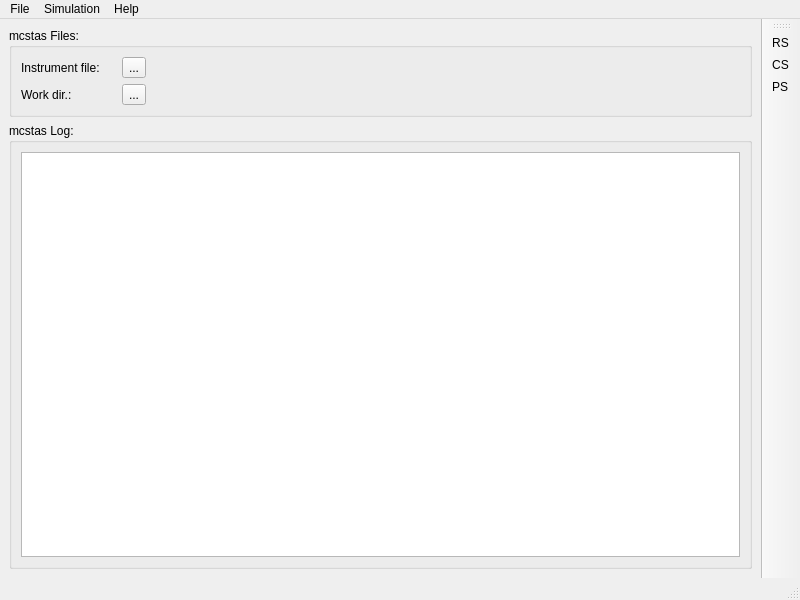
Qt form branches/mcstas-3-new-cogen/tools/Python/mcgui/mw.ui (McStasMcXtrace/McCode) before a commit.
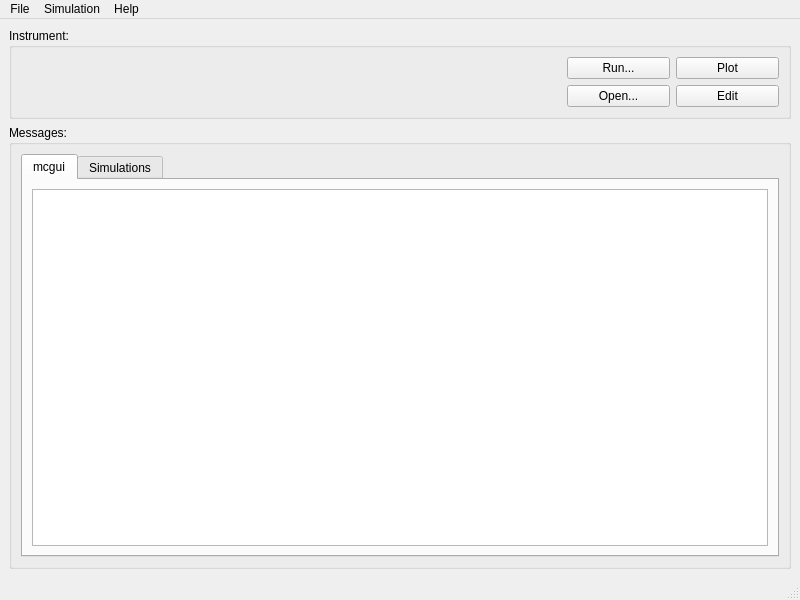
The same form after that commit. Icons and pictures are not drawn.

```diff
--- a/branches/mcstas-3-new-cogen/tools/Python/mcgui/mw.ui
+++ b/branches/mcstas-3-new-cogen/tools/Python/mcgui/mw.ui
@@ -21,74 +21,64 @@
     <item>
      <widget class="QGroupBox" name="groupBox_2">
       <property name="title">
-       <string>mcstas Files:</string>
+       <string>Instrument:</string>
       </property>
       <layout class="QVBoxLayout" name="verticalLayout_2">
        <item>
-        <layout class="QGridLayout" name="gridLayout">
-         <item row="2" column="0">
-          <widget class="QLabel" name="label_2">
-           <property name="text">
-            <string>Instrument file: </string>
-           </property>
-          </widget>
-         </item>
-         <item row="2" column="2">
+        <layout class="QGridLayout" name="grdInstrument">
+         <item row="2" column="1">
           <widget class="QLabel" name="lblInstrument">
            <property name="text">
             <string>&lt;Instrument file&gt;</string>
            </property>
           </widget>
          </item>
-         <item row="2" column="3">
-          <widget class="QToolButton" name="tbtnInstrument">
+         <item row="0" column="1" colspan="5">
+          <spacer name="hSpacerRunPlot">
+           <property name="orientation">
+            <enum>Qt::Horizontal</enum>
+           </property>
+           <property name="sizeHint" stdset="0">
+            <size>
+             <width>40</width>
+             <height>20</height>
+            </size>
+           </property>
+          </spacer>
+         </item>
+         <item row="0" column="6">
+          <widget class="QPushButton" name="btnRun">
+           <property name="text">
+            <string>Run...</string>
+           </property>
+          </widget>
+         </item>
+         <item row="0" column="7">
+          <widget class="QPushButton" name="btnPlot">
+           <property name="text">
+            <string>Plot</string>
+           </property>
+          </widget>
+         </item>
+         <item row="2" column="7">
+          <widget class="QPushButton" name="btnEdit">
+           <property name="text">
+            <string>Edit</string>
+           </property>
+          </widget>
+         </item>
+         <item row="2" column="6">
+          <widget class="QPushButton" name="btnOpenInstrument">
            <property name="toolTip">
             <string>Browse instrument...</string>
            </property>
            <property name="text">
-            <string>...</string>
+            <string>Open...</string>
            </property>
           </widget>
          </item>
-         <item row="2" column="4">
-          <spacer name="horizontalSpacer_2">
-           <property name="orientation">
-            <enum>Qt::Horizontal</enum>
-           </property>
-           <property name="sizeHint" stdset="0">
-            <size>
-             <width>40</width>
-             <height>20</height>
-            </size>
-           </property>
-          </spacer>
-         </item>
-         <item row="3" column="0">
-          <widget class="QLabel" name="label">
-           <property name="text">
-            <string>Work dir.:</string>
-           </property>
-          </widget>
-         </item>
-         <item row="3" column="2">
-          <widget class="QLabel" name="lblWorkDir">
-           <property name="text">
-            <string>&lt;not defined&gt;</string>
-           </property>
-          </widget>
-         </item>
-         <item row="3" column="3">
-          <widget class="QToolButton" name="tbtnWorkDir">
-           <property name="toolTip">
-            <string>Browse work dir...</string>
-           </property>
-           <property name="text">
-            <string>...</string>
-           </property>
-          </widget>
-         </item>
-         <item row="3" column="4">
-          <spacer name="horizontalSpacer">
+         <item row="2" column="2" colspan="4">
+          <spacer name="hSpacerOpenEdit">
            <property name="orientation">
             <enum>Qt::Horizontal</enum>
            </property>
@@ -111,11 +101,35 @@
       <item>
        <widget class="QGroupBox" name="groupBox">
         <property name="title">
-         <string>mcstas Log:</string>
+         <string>Messages:</string>
         </property>
         <layout class="QVBoxLayout" name="verticalLayout_3">
          <item>
-          <widget class="QTextBrowser" name="textBrowser"/>
+          <widget class="QTabWidget" name="tbxMessages">
+           <property name="currentIndex">
+            <number>0</number>
+           </property>
+           <widget class="QWidget" name="tabMcgui">
+            <attribute name="title">
+             <string>mcgui</string>
+            </attribute>
+            <layout class="QVBoxLayout" name="verticalLayout_4">
+             <item>
+              <widget class="QTextBrowser" name="txtbrwMcgui"/>
+             </item>
+            </layout>
+           </widget>
+           <widget class="QWidget" name="tabSim">
+            <attribute name="title">
+             <string>Simulations</string>
+            </attribute>
+            <layout class="QVBoxLayout" name="verticalLayout_5">
+             <item>
+              <widget class="QTextBrowser" name="txtbrwSim"/>
+             </item>
+            </layout>
+           </widget>
+          </widget>
          </item>
         </layout>
        </widget>
@@ -164,20 +178,6 @@
    <addaction name="menuHelp"/>
   </widget>
   <widget class="QStatusBar" name="statusbar"/>
-  <widget class="QToolBar" name="toolBar">
-   <property name="windowTitle">
-    <string>toolBar</string>
-   </property>
-   <attribute name="toolBarArea">
-    <enum>RightToolBarArea</enum>
-   </attribute>
-   <attribute name="toolBarBreak">
-    <bool>false</bool>
-   </attribute>
-   <addaction name="actionRS"/>
-   <addaction name="actionCS"/>
-   <addaction name="actionPS"/>
-  </widget>
   <action name="actionOpen_instrument">
    <property name="text">
     <string>Load Instrument...</string>
@@ -212,39 +212,8 @@
    <property name="text">
     <string>About...</string>
    </property>
-  </action>
-  <action name="actionRS">
-   <property name="icon">
-    <iconset>
-     <normaloff>run-icon.png</normaloff>
-     <normalon>../../GIMP/run-icon.png</normalon>run-icon.png</iconset>
-   </property>
-   <property name="text">
-    <string>RS</string>
-   </property>
-   <property name="toolTip">
-    <string>Run simulation...</string>
-   </property>
-  </action>
-  <action name="actionCS">
-   <property name="icon">
-    <iconset>
-     <normaloff>compile-icon.png</normaloff>
-     <normalon>../../GIMP/compile-icon.png</normalon>compile-icon.png</iconset>
-   </property>
-   <property name="text">
-    <string>CS</string>
-   </property>
-   <property name="toolTip">
-    <string>Compile instrument</string>
-   </property>
-  </action>
-  <action name="actionPS">
-   <property name="text">
-    <string>PS</string>
-   </property>
-   <property name="toolTip">
-    <string>Plot results...</string>
+   <property name="shortcut">
+    <string>F1</string>
    </property>
   </action>
   <action name="actionMcstas_Component_Manual">
```
Left out of the diff: 72 changed lines with no effect on the pictures.
